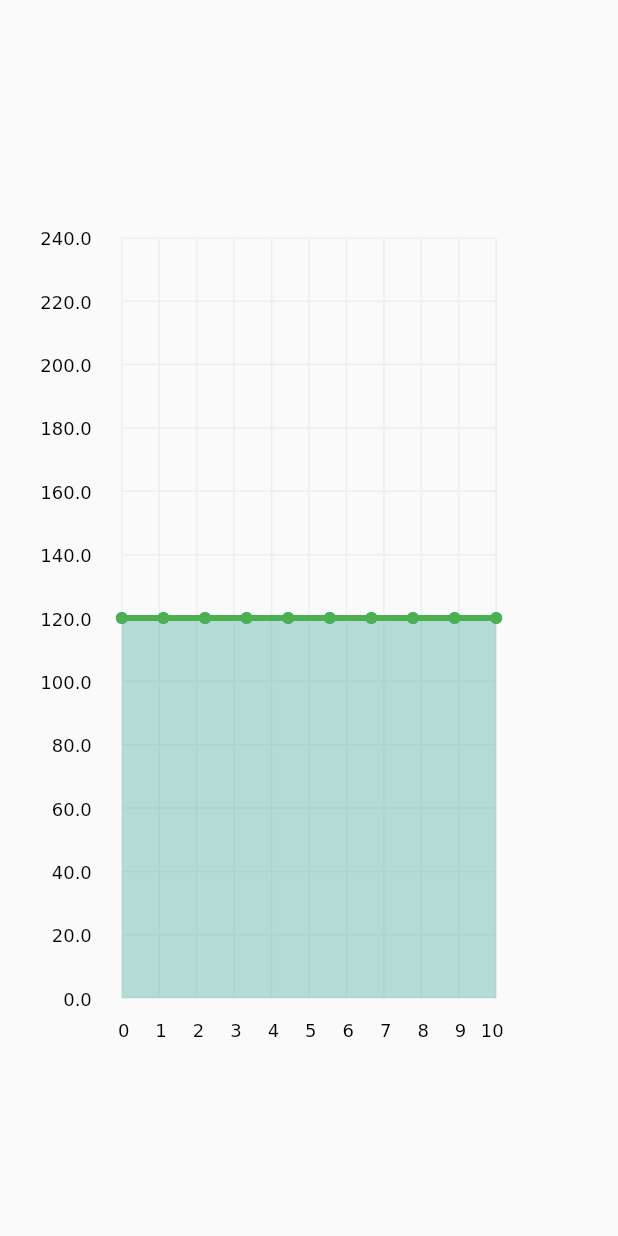
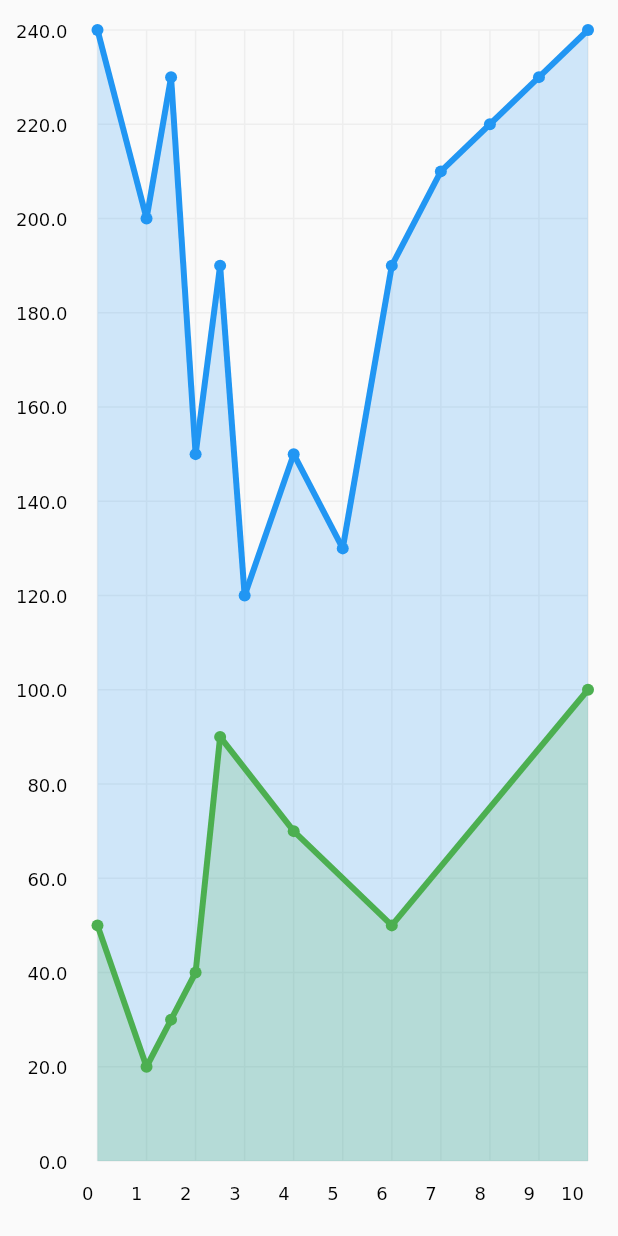
Before and after one commit to Holyblade/touch-editable-chart, a Flutter app: the screen it shows after launch, on a phone screen of 412 x 824 dp. Run offline on Flutter 3.47's test engine with Material 2 defaults, Android fonts, the phone set to English and light mode, and no system bars.

Commit message:
dev-0.6.0.5

```diff
--- a/lib/exemple.dart
+++ b/lib/exemple.dart
@@ -1,19 +1,99 @@
 import 'package:flutter/material.dart';
+import 'package:touch_editable_chart/model/coffee_model.dart';
 import 'package:touch_editable_chart/view/linechart_view.dart';
 
-class LineChartExample extends StatelessWidget {
+class LineChartExample extends StatefulWidget {
   const LineChartExample({super.key});
 
   @override
+  State<LineChartExample> createState() => _LineChartExampleState();
+}
+
+class _LineChartExampleState extends State<LineChartExample> {
+  Offset convertToOffsetCoordinates(
+      Offset cartesianPoint, Size size, int xLabels, int maxValue) {
+    final double xStep = size.width / xLabels;
+    final double yStep = size.height / maxValue;
+    final double x = cartesianPoint.dx * xStep;
+    final double y = size.height - (cartesianPoint.dy * yStep);
+    return Offset(x, y);
+  }
+
+  List<List<CoffeeModel>> coffee = [
+    [
+      CoffeeModel(minute: 0, temperature: 240),
+      CoffeeModel(minute: 1, temperature: 200),
+      CoffeeModel(minute: 1.5, temperature: 230),
+      CoffeeModel(minute: 2, temperature: 150),
+      CoffeeModel(minute: 2.5, temperature: 190),
+      CoffeeModel(minute: 3, temperature: 120),
+      CoffeeModel(minute: 4, temperature: 150),
+      CoffeeModel(minute: 5, temperature: 130),
+      CoffeeModel(minute: 6, temperature: 190),
+      CoffeeModel(minute: 7, temperature: 210),
+      CoffeeModel(minute: 8, temperature: 220),
+      CoffeeModel(minute: 9, temperature: 230),
+      CoffeeModel(minute: 10, temperature: 240),
+    ],
+    [
+      CoffeeModel(minute: 0, temperature: 50),
+      CoffeeModel(minute: 1, temperature: 20),
+      CoffeeModel(minute: 1.5, temperature: 30),
+      CoffeeModel(minute: 2, temperature: 40),
+      CoffeeModel(minute: 2.5, temperature: 90),
+      CoffeeModel(minute: 4, temperature: 70),
+      CoffeeModel(minute: 6, temperature: 50),
+      CoffeeModel(minute: 10, temperature: 100),
+    ],
+  ];
+
+  List<Color> lineColors = [
+    Colors.blue,
+    Colors.green,
+  ];
+
+  final int maxValue = 240;
+  final int xLabels = 10;
+  final int yLabels = 12;
+
+  @override
   Widget build(BuildContext context) {
-    return const MaterialApp(
+    List<List<Offset>> lines = [];
+
+    for (List<CoffeeModel> coffeeList in coffee) {
+      List<Offset> line = [];
+
+      for (CoffeeModel coffee in coffeeList) {
+        Offset offset = convertToOffsetCoordinates(
+          Offset(coffee.minute, coffee.temperature),
+          Size(
+              MediaQuery.of(context).size.width -
+                  85, // remnova os padding da esquerda e direita
+              MediaQuery.of(context).size.height -
+                  70), // remova os padding do top e bottom
+          xLabels,
+          maxValue,
+        );
+
+        line.add(offset);
+      }
+
+      lines.add(line);
+    }
+    return MaterialApp(
       debugShowCheckedModeBanner: false,
       home: Scaffold(
         body: SafeArea(
           child: Padding(
-            padding: EdgeInsets.all(50.0),
-            child: LineChart(),
-          ),
+              padding: const EdgeInsets.only(
+                  left: 65, top: 20, right: 20, bottom: 50),
+              child: LineChart(
+                maxValue: maxValue,
+                xLabels: xLabels,
+                yLabels: yLabels,
+                lines: lines,
+                lineColors: lineColors,
+              )),
         ),
       ),
     );
--- /dev/null
+++ b/lib/model/coffee_model.dart
@@ -0,0 +1,9 @@
+class CoffeeModel {
+  final double minute;
+  final double temperature;
+
+  CoffeeModel({
+    required this.minute,
+    required this.temperature,
+  });
+}
--- a/lib/view/linechart_view.dart
+++ b/lib/view/linechart_view.dart
@@ -2,48 +2,48 @@ import 'package:flutter/material.dart';
 import 'package:touch_editable_chart/painter/linechart_painter.dart';
 
 class LineChart extends StatefulWidget {
-  const LineChart({super.key});
+  final List<List<Offset>> lines;
+  final List<Color> lineColors;
+  final int maxValue;
+  final int xLabels;
+  final int yLabels;
+
+  const LineChart(
+      {Key? key,
+      required this.lines,
+      required this.lineColors,
+      required this.maxValue,
+      required this.xLabels,
+      required this.yLabels})
+      : super(key: key);
 
   @override
   LineChartState createState() => LineChartState();
 }
 
 class LineChartState extends State<LineChart> {
-  List<List<Offset>> lines = [];
-  List<Color> lineColors = [Colors.blue, Colors.red];
   int? selectedLineIndex;
   int? selectedPointIndex;
-  bool areLinesInitialized = false;
 
   @override
   Widget build(BuildContext context) {
-    return Center(
-      child: LayoutBuilder(
+    return LayoutBuilder(
       builder: (BuildContext context, BoxConstraints constraints) {
-          double width = constraints.maxWidth * 0.8;
-          double height = constraints.maxHeight * 0.7;
-          if (!areLinesInitialized) {
-            for (int i = 0; i < 2; i++) {
-              lines.add(List.generate(
-                10,
-                (index) => Offset(index * width / 9, height / 2),
-              ));
-            }
-            areLinesInitialized = true;
-          }
+        double width = constraints.maxWidth;
+        double height = constraints.maxHeight;
         return GestureDetector(
           onPanUpdate: (details) {
             if (selectedLineIndex != null && selectedPointIndex != null) {
-                Offset newPoint = lines[selectedLineIndex!]
+              Offset newPoint = widget.lines[selectedLineIndex!]
                       [selectedPointIndex!] +
                   details.delta;
 
               double minX = selectedPointIndex! > 0
-                    ? lines[selectedLineIndex!][selectedPointIndex! - 1].dx
+                  ? widget.lines[selectedLineIndex!][selectedPointIndex! - 1].dx
                   : 0;
-                double maxX =
-                    selectedPointIndex! < lines[selectedLineIndex!].length - 1
-                        ? lines[selectedLineIndex!][selectedPointIndex! + 1].dx
+              double maxX = selectedPointIndex! <
+                      widget.lines[selectedLineIndex!].length - 1
+                  ? widget.lines[selectedLineIndex!][selectedPointIndex! + 1].dx
                   : width;
 
               if (newPoint.dx < minX) {
@@ -54,8 +54,8 @@ class LineChartState extends State<LineChart> {
 
               // Se a linha selecionada for a segunda, impomos a restrição
               if (selectedLineIndex == 1) {
-                  double minY =
-                      163; // valor máximo para o eixo Y para a segunda linha
+                double minY = (height / widget.maxValue) *
+                    100; // valor máximo para o eixo Y para a segunda linha
                 if (newPoint.dy < height - minY) {
                   newPoint = Offset(newPoint.dx, height - minY);
                 }
@@ -68,7 +68,8 @@ class LineChartState extends State<LineChart> {
               }
 
               setState(() {
-                  lines[selectedLineIndex!][selectedPointIndex!] = newPoint;
+                widget.lines[selectedLineIndex!][selectedPointIndex!] =
+                    newPoint;
               });
             }
           },
@@ -78,23 +79,25 @@ class LineChartState extends State<LineChart> {
                 box.globalToLocal(details.globalPosition);
 
             // Chamar o método printCoordinates() passando o ponto e o tamanho do gráfico
-              printCoordinates(localOffset, Size(width, height));
+            printCoordinates(localOffset, Size(width, height), widget.xLabels,
+                widget.maxValue);
           },
           onPanEnd: (details) {
             selectedLineIndex = null;
             selectedPointIndex = null;
-              //print(lines.toList().toString());
+            //print(widget.lines.toList().toString());
           },
           child: CustomPaint(
             size: Size(width, height),
             painter: LineChartPainter(
-                lines,
+              widget.lines,
               selectedLineIndex,
               selectedPointIndex,
-                lineColors: [
-                  Colors.blue,
-                  Colors.green
-                ], // Defina as cores para cada linha aqui
+              xLabels: 10,
+              yLabels: 12,
+              maxValue: 240,
+              lineColors:
+                  widget.lineColors, // Defina as cores para cada linha aqui
             ),
             child: SizedBox(
               height: height,
@@ -102,14 +105,14 @@ class LineChartState extends State<LineChart> {
               child: GestureDetector(
                 behavior: HitTestBehavior.opaque,
                 onTapDown: (TapDownDetails details) {
-                    final RenderBox box =
-                        context.findRenderObject() as RenderBox;
+                  final RenderBox box = context.findRenderObject() as RenderBox;
                   final Offset localOffset =
                       box.globalToLocal(details.globalPosition);
                   for (int lineIndex = 0;
-                        lineIndex < lines.length;
+                      lineIndex < widget.lines.length;
                       lineIndex++) {
-                      final nearestPointIndex = lines[lineIndex].indexWhere(
+                    final nearestPointIndex =
+                        widget.lines[lineIndex].indexWhere(
                       (point) =>
                           (point.dx - 10.0 <= localOffset.dx &&
                               localOffset.dx <= point.dx + 10.0) &&
@@ -130,19 +133,30 @@ class LineChartState extends State<LineChart> {
           ),
         );
       },
-      ),
     );
   }
 
-  void printCoordinates(Offset point, Size size) {
-    final cartesianPoint = convertToCartesianCoordinates(point, size);
+  void printCoordinates(Offset point, Size size, int xLabels, int maxValue) {
+    final cartesianPoint =
+        convertToCartesianCoordinates(point, size, xLabels, maxValue);
+    // ignore: avoid_print
     print(
         'Cartesian Coordinates: (${cartesianPoint.dx}, ${cartesianPoint.dy})');
   }
 
-  Offset convertToCartesianCoordinates(Offset point, Size size) {
-    final double xStep = size.width / 11;
-    final double yStep = size.height / 240;
+  Offset convertToOffsetCoordinates(
+      Offset cartesianPoint, Size size, int xLabels, int maxValue) {
+    final double xStep = size.width / xLabels;
+    final double yStep = size.height / maxValue;
+    final double x = cartesianPoint.dx * xStep;
+    final double y = size.height - (cartesianPoint.dy * yStep);
+    return Offset(x, y);
+  }
+
+  Offset convertToCartesianCoordinates(
+      Offset point, Size size, int xLabels, int maxValue) {
+    final double xStep = size.width / xLabels;
+    final double yStep = size.height / maxValue;
     final double x = point.dx / xStep;
     final double y = (size.height - point.dy) / yStep;
     return Offset(x, y);
```
Lines whose indentation alone changed are shown as unchanged.
